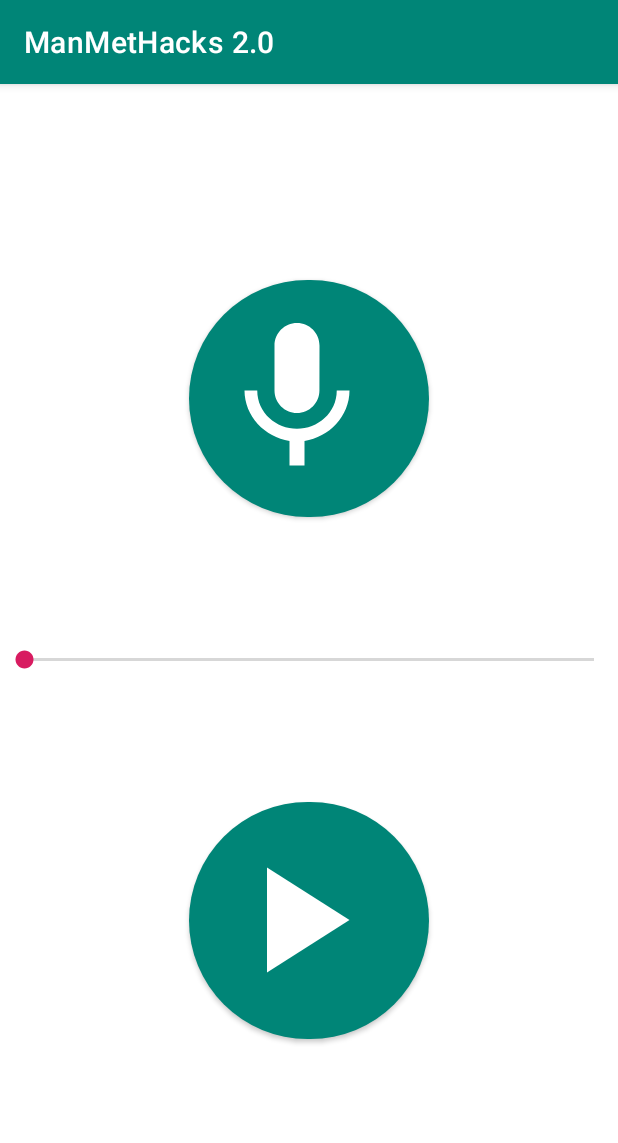
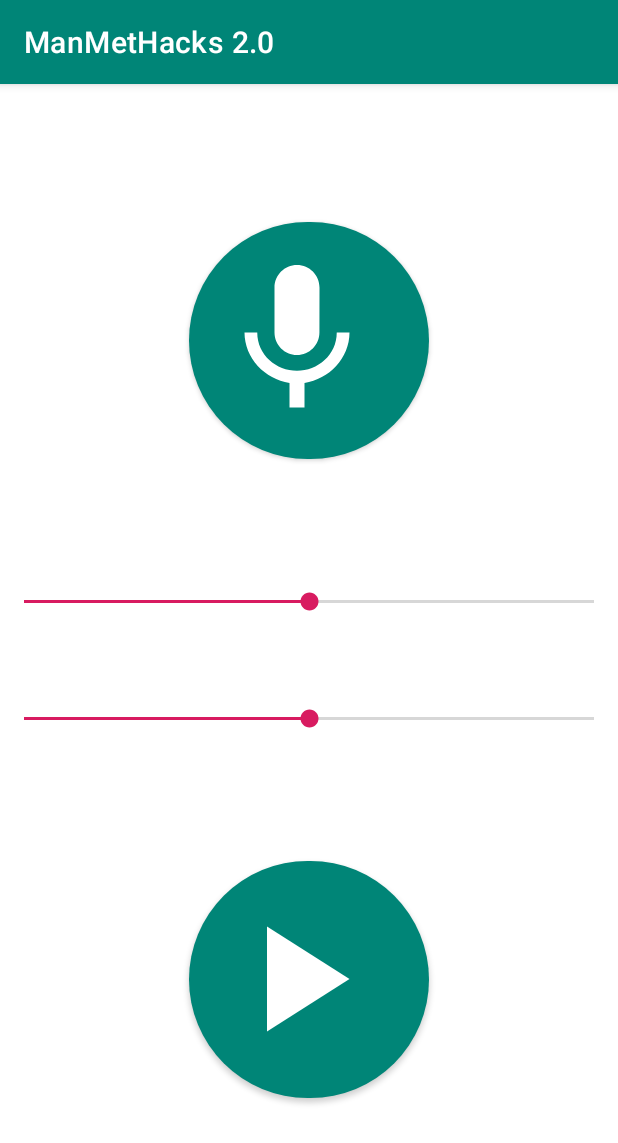
Before and after one commit to wrussell1999/manmethacks-2, an Android app: the screen it shows after launch (MainActivity), after a tap on an icon or button, on a phone screen of 412 x 824 dp. Shown: the top 1143 px of the screen. Run offline under Robolectric (Android 15) with nearby library versions, the phone set to English and light mode, and no system bars.

Commit message:
Pitch and speed sliders

```diff
--- a/app/src/main/java/com/willrussell/manmethacks2/MainActivity.kt
+++ b/app/src/main/java/com/willrussell/manmethacks2/MainActivity.kt
@@ -3,6 +3,7 @@
 import android.media.AudioManager
 import android.media.MediaPlayer
 import android.media.MediaRecorder
+import android.media.PlaybackParams
 import androidx.appcompat.app.AppCompatActivity
 import android.os.Bundle
 import android.os.Environment
@@ -21,14 +22,15 @@
     var outputFile: String? = null
     var recordingState: Boolean? = false
     var playbackState: Boolean? = false
+    var pitchBar: SeekBar? = null
     var speedBar: SeekBar? = null
 
     override fun onCreate(savedInstanceState: Bundle?) {
         super.onCreate(savedInstanceState)
         setContentView(R.layout.activity_main)
 
-
-        speedBar = findViewById(R.id.slider)
+        pitchBar = findViewById(R.id.pitch)
+        speedBar = findViewById(R.id.speed)
 
         outputFile = "${externalCacheDir?.absolutePath}/recording.3gp"
         recorder.setAudioSource(MediaRecorder.AudioSource.MIC)
@@ -71,7 +73,10 @@
             mediaPlayer.setDataSource(outputFile)
             System.out.println(speedBar?.progress)
             mediaPlayer.prepare()
-            mediaPlayer.playbackParams.setPitch(speedBar?.progress!!.toFloat())
+            var params = PlaybackParams()
+            params.setPitch(pitchBar?.progress!!.toFloat() / 50)
+            params.setSpeed(speedBar?.progress!!.toFloat() / 50)
+            mediaPlayer.playbackParams = params
             mediaPlayer.start()
             Toast.makeText(applicationContext, getString(R.string.start_playback), Toast.LENGTH_SHORT).show()
         } catch(e: Exception) {
--- a/app/src/main/res/layout/activity_main.xml
+++ b/app/src/main/res/layout/activity_main.xml
@@ -18,24 +18,39 @@
         app:cornerRadius="80dp"
         android:onClick="record"
         android:layout_marginBottom="80dp"
-        app:layout_constraintBottom_toTopOf="@id/slider"
+        app:layout_constraintBottom_toTopOf="@id/pitch"
         app:layout_constraintLeft_toLeftOf="parent"
         app:layout_constraintRight_toRightOf="parent"
         app:layout_constraintTop_toTopOf="parent" />
 
 
     <SeekBar
-        android:id="@+id/slider"
+        android:id="@+id/pitch"
         android:layout_height="wrap_content"
         android:layout_width="match_parent"
         android:layout_gravity="center"
-        android:value="50"
-        android:valueFrom="0"
-        android:valueTo="100"
+        android:max="100"
+        android:progress="50"
+        android:layout_marginBottom="30dp"
         app:layout_constraintTop_toTopOf="parent"
         app:layout_constraintLeft_toLeftOf="parent"
         app:layout_constraintRight_toRightOf="parent"
+        app:layout_constraintBottom_toTopOf="@id/speed" />
+
+    <SeekBar
+        android:id="@+id/speed"
+        android:layout_height="wrap_content"
+        android:layout_width="match_parent"
+        android:layout_gravity="center"
+        android:max="100"
+        android:progress="50"
+        android:layout_marginTop="30dp"
+        app:layout_constraintTop_toBottomOf="@id/pitch"
+        app:layout_constraintLeft_toLeftOf="parent"
+        app:layout_constraintRight_toRightOf="parent"
         app:layout_constraintBottom_toBottomOf="parent" />
+
+
 
     <com.google.android.material.button.MaterialButton
         android:id="@+id/play"
@@ -49,6 +64,6 @@
         app:layout_constraintBottom_toBottomOf="parent"
         app:layout_constraintLeft_toLeftOf="parent"
         app:layout_constraintRight_toRightOf="parent"
-        app:layout_constraintTop_toBottomOf="@id/slider" />
+        app:layout_constraintTop_toBottomOf="@id/speed" />
 
 </LinearLayout>
--- a/app/src/main/res/mipmap-anydpi-v26/ic_launcher.xml
+++ b/app/src/main/res/mipmap-anydpi-v26/ic_launcher.xml
@@ -1,5 +1,5 @@
 <?xml version="1.0" encoding="utf-8"?>
 <adaptive-icon xmlns:android="http://schemas.android.com/apk/res/android">
-    <background android:drawable="@drawable/ic_launcher_background"/>
+    <background android:drawable="@color/ic_launcher_background"/>
     <foreground android:drawable="@drawable/ic_launcher_foreground"/>
 </adaptive-icon>
--- a/app/src/main/res/mipmap-anydpi-v26/ic_launcher_round.xml
+++ b/app/src/main/res/mipmap-anydpi-v26/ic_launcher_round.xml
@@ -1,5 +1,5 @@
 <?xml version="1.0" encoding="utf-8"?>
 <adaptive-icon xmlns:android="http://schemas.android.com/apk/res/android">
-    <background android:drawable="@drawable/ic_launcher_background"/>
+    <background android:drawable="@color/ic_launcher_background"/>
     <foreground android:drawable="@drawable/ic_launcher_foreground"/>
 </adaptive-icon>
--- /dev/null
+++ b/app/src/main/res/values/ic_launcher_background.xml
@@ -0,0 +1,4 @@
+<?xml version="1.0" encoding="utf-8"?>
+<resources>
+    <color name="ic_launcher_background">#CC004E</color>
+</resources>
```
Also changed, not shown: app/src/main/res/drawable/ic_launcher_foreground.xml (added, +13 -0 lines), app/src/main/ic_launcher-web.png (added), app/src/main/res/mipmap-hdpi/ic_launcher.png, app/src/main/res/mipmap-hdpi/ic_launcher_round.png, app/src/main/res/mipmap-mdpi/ic_launcher.png, app/src/main/res/mipmap-mdpi/ic_launcher_round.png, app/src/main/res/mipmap-xhdpi/ic_launcher.png, app/src/main/res/mipmap-xhdpi/ic_launcher_round.png, app/src/main/res/mipmap-xxhdpi/ic_launcher.png, app/src/main/res/mipmap-xxhdpi/ic_launcher_round.png, app/src/main/res/mipmap-xxxhdpi/ic_launcher.png, app/src/main/res/mipmap-xxxhdpi/ic_launcher_round.png.
